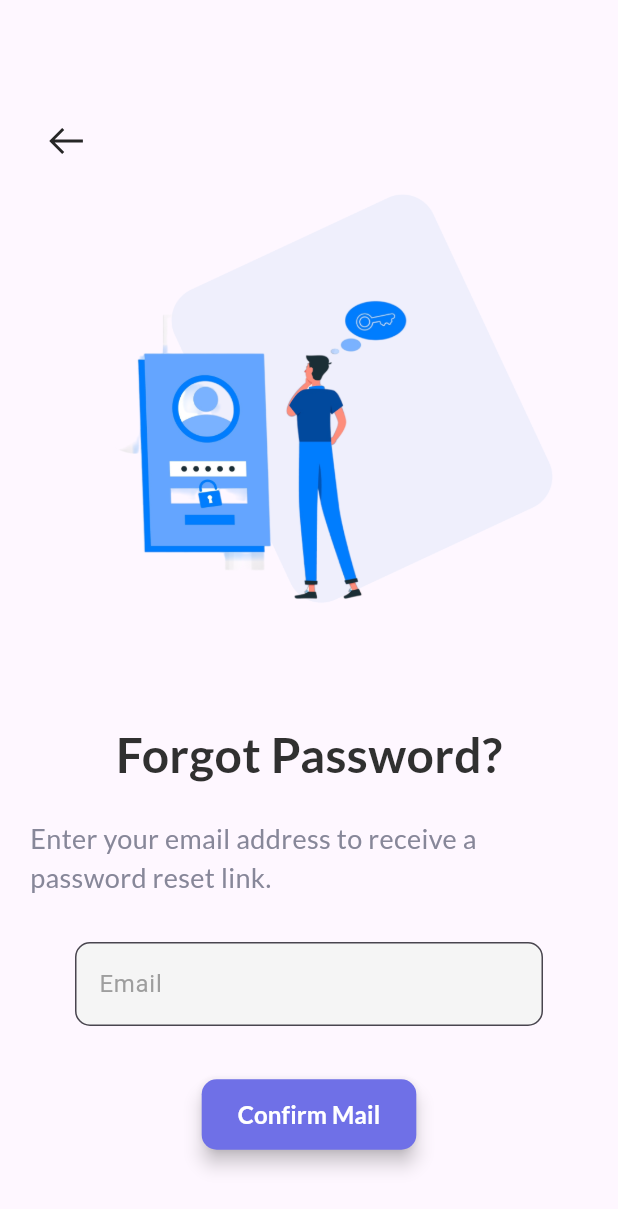
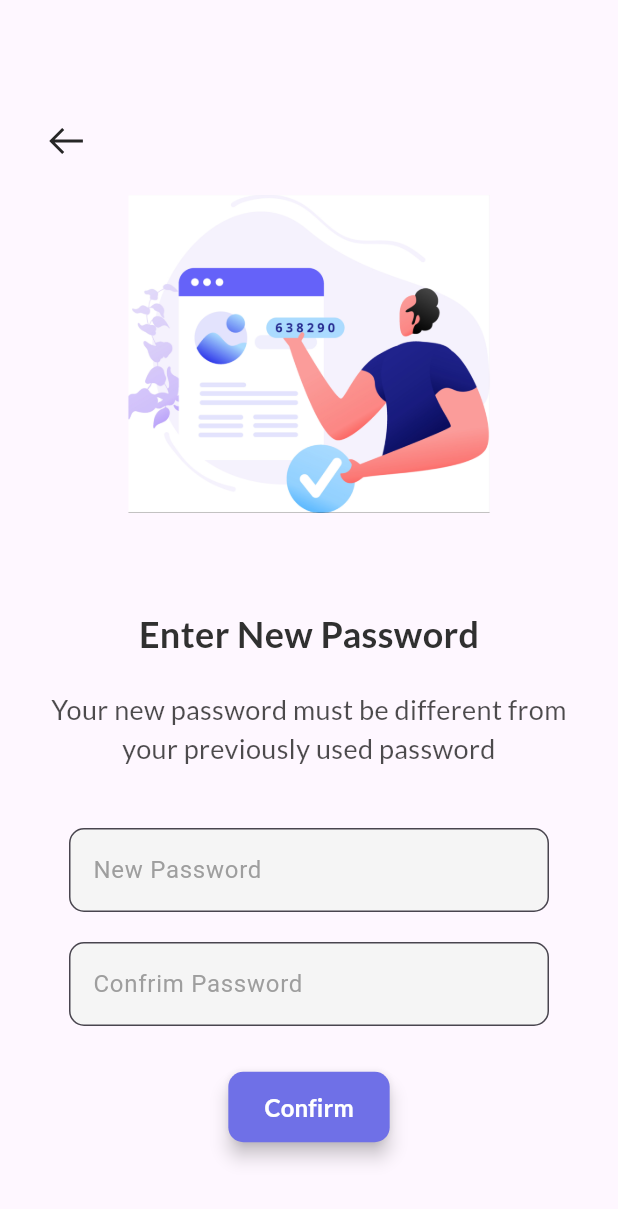
Before and after one commit to AayushGhising/capstone-project-frontend, a Flutter app: the ForgotPassword screen opened directly, after a tap on "Confirm Mail", on a phone screen of 412 x 824 dp. Shown: the top 1209 px of the screen. Run offline on Flutter 3.47's test engine with Material 3 defaults, Android fonts, the phone set to English and light mode, and no system bars; our stand-ins replace animated_splash_screen, image_picker, line_awesome_flutter, smooth_page_indicator.

Commit message:
completed forgot password

```diff
--- a/capstone_project/lib/forgot_password.dart
+++ b/capstone_project/lib/forgot_password/forgot_password.dart
@@ -1,4 +1,4 @@
-import 'package:capstone_project/sign_in.dart';
+import 'package:capstone_project/forgot_password/new_password.dart';
 import 'package:flutter/material.dart';
 import 'package:capstone_project/components/my_textfield.dart';
 import 'package:capstone_project/components/my_button.dart';
@@ -65,9 +65,11 @@ class _ForgotPasswordState extends State<ForgotPassword> {
                   const Text(
                     'Enter your email address to receive a password reset link.',
                     style: TextStyle(
-                        fontFamily: 'Lato',
-                        fontSize: 18,
-                        color: Color.fromARGB(255, 135, 135, 153)),
+                      fontFamily: 'Lato',
+                      fontSize: 18,
+                      color: Color.fromARGB(255, 135, 135, 153),
+                    ),
+                    textAlign: TextAlign.center,
                   ),
                   //Email text field
                   const SizedBox(height: 30),
@@ -78,7 +80,14 @@ class _ForgotPasswordState extends State<ForgotPassword> {
                   //Button
                   const SizedBox(height: 35),
                   IntrinsicWidth(
-                    child: MyButton(onPressed: () {}, label: 'Confirm Mail'),
+                    child: MyButton(
+                        onPressed: () {
+                          Navigator.push(
+                              context,
+                              MaterialPageRoute(
+                                  builder: (context) => const NewPassword()));
+                        },
+                        label: 'Confirm Mail'),
                   ),
                 ],
               ),
--- /dev/null
+++ b/capstone_project/lib/forgot_password/new_password.dart
@@ -0,0 +1,102 @@
+import 'package:capstone_project/forgot_password/successful.dart';
+import 'package:flutter/material.dart';
+import 'package:line_awesome_flutter/line_awesome_flutter.dart';
+import 'package:capstone_project/components/my_button.dart';
+import 'package:capstone_project/components/my_textfield.dart';
+
+class NewPassword extends StatefulWidget {
+  const NewPassword({super.key});
+  @override
+  State<NewPassword> createState() {
+    return _NewPasswordState();
+  }
+}
+
+final newPasswordController = TextEditingController();
+final confirmPasswordController = TextEditingController();
+
+class _NewPasswordState extends State<NewPassword> {
+  @override
+  Widget build(BuildContext context) {
+    return Scaffold(
+      body: Stack(
+        children: [
+          Positioned(
+            top: 70,
+            left: 20,
+            child: IconButton(
+              onPressed: () {
+                Navigator.pop(context);
+              },
+              icon: const Icon(LineAwesomeIcons.arrow_left_solid),
+              color: const Color.fromARGB(255, 38, 38, 38),
+              iconSize: 30,
+            ),
+          ),
+          SingleChildScrollView(
+            child: Padding(
+              padding: const EdgeInsets.all(16.0),
+              child: Column(
+                mainAxisAlignment: MainAxisAlignment.center,
+                crossAxisAlignment: CrossAxisAlignment.center,
+                mainAxisSize: MainAxisSize.min,
+                children: [
+                  const SizedBox(height: 50),
+                  Image.asset(
+                    'assets/images/newPassword.png',
+                    height: 340,
+                    width: 340,
+                    fit: BoxFit.contain,
+                  ),
+
+                  const Text(
+                    'Enter New Password',
+                    style: TextStyle(
+                      color: Color.fromARGB(255, 48, 48, 48),
+                      fontSize: 24,
+                      fontFamily: 'Lato',
+                      fontWeight: FontWeight.bold,
+                    ),
+                  ),
+                  const SizedBox(height: 20),
+                  Text(
+                    'Your new password must be different from your previously used password',
+                    style: TextStyle(
+                      color: Colors.black.withOpacity(0.7),
+                      fontSize: 18,
+                      fontFamily: 'Lato',
+                    ),
+                    textAlign: TextAlign.center,
+                  ),
+                  const SizedBox(height: 40),
+                  //new Password
+                  MyTextfield(
+                      controller: newPasswordController,
+                      hintText: 'New Password',
+                      obscureText: true),
+                  const SizedBox(height: 20),
+                  //Cofirm Password
+                  MyTextfield(
+                      controller: confirmPasswordController,
+                      hintText: 'Confrim Password',
+                      obscureText: true),
+                  //Confirm Button
+                  const SizedBox(height: 30),
+                  IntrinsicWidth(
+                      child: MyButton(
+                          onPressed: () {
+                            Navigator.push(
+                                context,
+                                MaterialPageRoute(
+                                    builder: (context) => const Successful()));
+                          },
+                          label: 'Confirm')),
+                ],
+              ),
+            ),
+          ),
+        ],
+      ),
+    );
+  }
+}
--- a/capstone_project/lib/home_page.dart
+++ b/capstone_project/lib/home_page.dart
@@ -1,4 +1,4 @@
-import 'package:capstone_project/my_profile.dart';
+import 'package:capstone_project/my_profile/my_profile.dart';
 import 'package:flutter/material.dart';
 
 class HomePage extends StatefulWidget {
--- a/capstone_project/lib/sign_in.dart
+++ b/capstone_project/lib/sign_in.dart
@@ -1,4 +1,4 @@
-import 'package:capstone_project/forgot_password.dart';
+import 'package:capstone_project/forgot_password/forgot_password.dart';
 import 'package:capstone_project/home_page.dart';
 import 'package:capstone_project/sign_up.dart';
 import 'package:flutter/material.dart';
--- a/capstone_project/pubspec.yaml
+++ b/capstone_project/pubspec.yaml
@@ -100,6 +100,10 @@ flutter:
     - assets/images/help.png
     - assets/images/logout.png
     - assets/images/user.png
+    - assets/images/newPassword.png
+    - assets/images/sprinkles.png
+    - assets/images/successful.png
+
   # An image asset can refer to one or more resolution-specific "variants", see
   # https://flutter.dev/assets-and-images/#resolution-aware
 
```
Also changed, not shown: capstone_project/lib/forgot_password/successful.dart (added, +81 -0 lines), capstone_project/assets/images/1726149480075.jpg (added), capstone_project/assets/images/newPassword.png (added), capstone_project/assets/images/sprinkles.png (added), capstone_project/assets/images/successful.png (added), capstone_project/lib/my_profile/my_profile.dart (renamed from capstone_project/lib/my_profile.dart), 1 other file.
